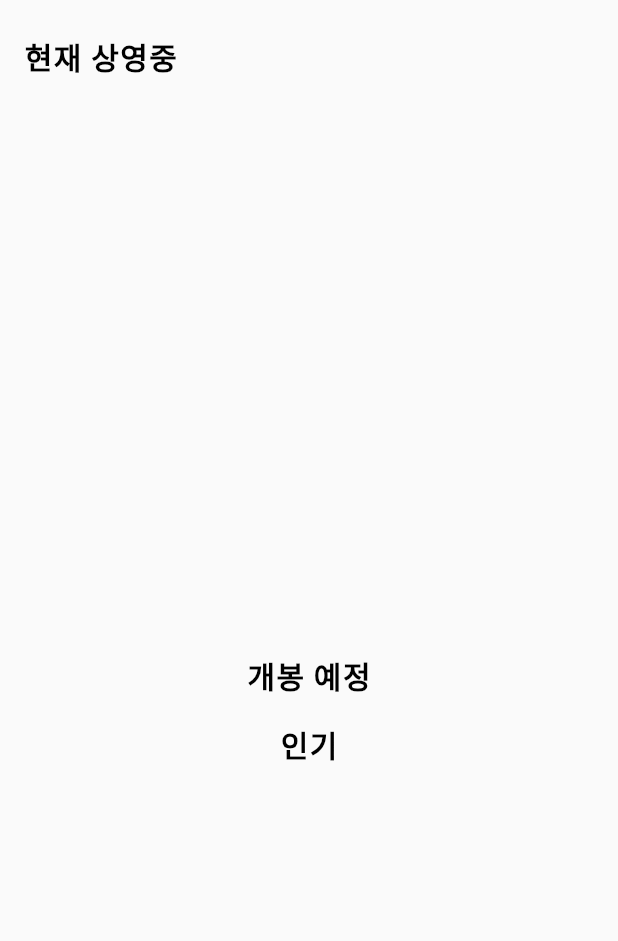
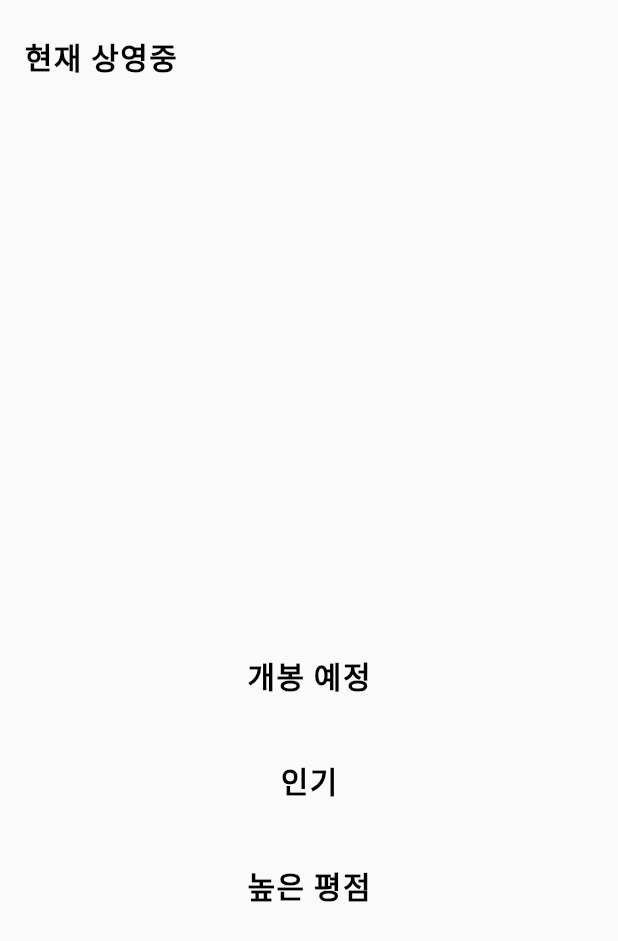
Before and after one commit to yongdoKimSeoul/movie, a Flutter app: the screen it shows after launch, on a phone screen of 412 x 824 dp. Shown: the top 941 px of the screen. Run offline on Flutter 3.47's test engine with Material 2 defaults, Android fonts, the phone set to English and light mode, and no system bars; our stand-ins replace cached_network_image, carousel_slider, dio, flutter_dotenv, flutter_rating_bar, get and 4 more; network calls fail.

```diff
--- a/lib/src/views/movie/movie_view.dart
+++ b/lib/src/views/movie/movie_view.dart
@@ -31,12 +31,36 @@ class MovieView extends StatelessWidget {
                           SizedBox(
                             height: 23,
                           ),
-                          NowPlayingWidget(model: model,),
+                          NowPlayingWidget(
+                            model: model,
+                          ),
                           SizedBox(
                             height: 30,
                           ),
-                          MovieCertainListWidget(model:model, list: model.movieUpComingInfoList, title: "개봉 예정",),
-                          MovieCertainListWidget(model:model, list: model.moviePopularInfoList, title: "인기",),
+                          MovieCertainListWidget(
+                            model: model,
+                            list: model.movieUpComingInfoList,
+                            title: "개봉 예정",
+                          ),
+                          SizedBox(
+                            height: 24,
+                          ),
+                          MovieCertainListWidget(
+                            model: model,
+                            list: model.moviePopularInfoList,
+                            title: "인기",
+                          ),
+                          SizedBox(
+                            height: 24,
+                          ),
+                          MovieCertainListWidget(
+                            model: model,
+                            list: model.movieTopRatedInfoList,
+                            title: "높은 평점",
+                          ),
+                          SizedBox(
+                            height: 70,
+                          ),
                         ],
                       ),
                     ),
```
Also changed, not shown: lib/src/services/movie_service.dart (+20 -0 lines), lib/src/views/movie/movie_view_model.dart (+15 -4 lines).
